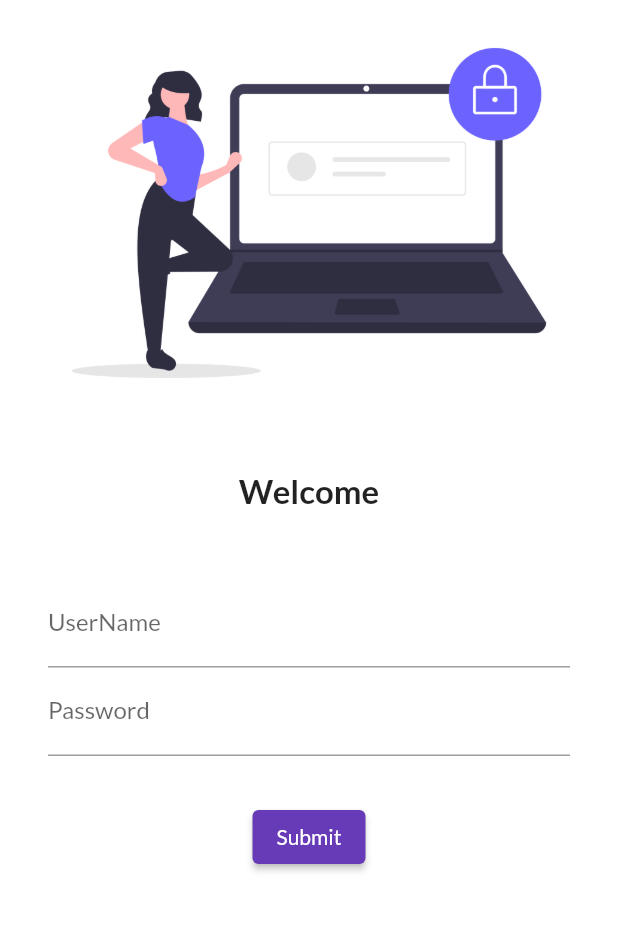
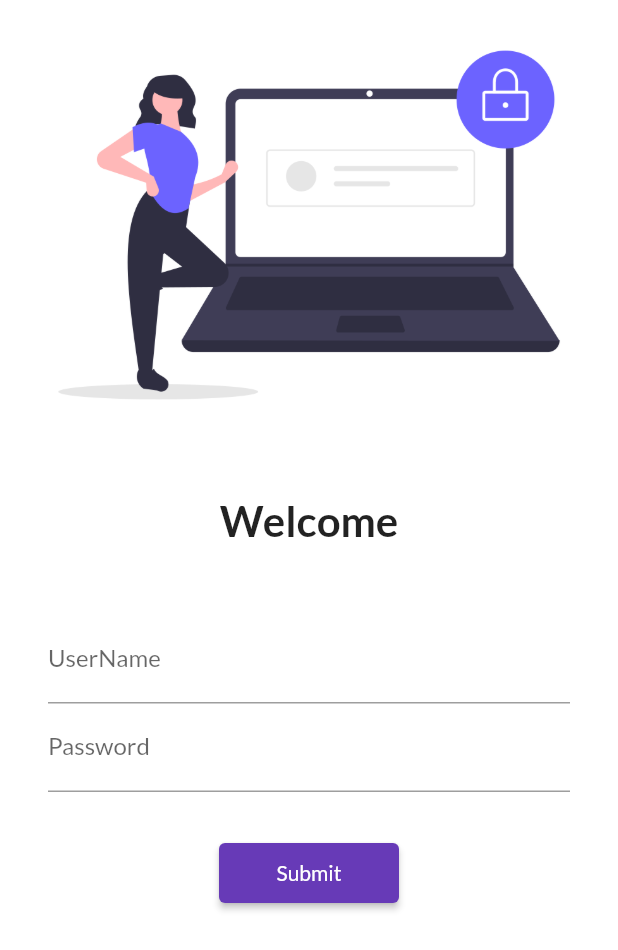
Before and after one commit to akshatgarg2829/flutter-app, a Flutter app: the screen it shows after launch, after a tap on "Submit", on a phone screen of 412 x 824 dp. Shown: the top 950 px of the screen. Run offline on Flutter 3.47's test engine with Material 2 defaults, Android fonts, the phone set to English and light mode, and no system bars; our stand-ins replace google_fonts.

Commit message:
day_5 completed

```diff
--- a/lib/pages/login_page.dart
+++ b/lib/pages/login_page.dart
@@ -1,22 +1,26 @@
 // ignore_for_file: prefer_const_constructors
 
 import 'package:flutter/material.dart';
+
+import '../utils/routes.dart';
 
 class LoginPage extends StatelessWidget {
   @override
   Widget build(BuildContext context) {
     return Material(
       color: Colors.white,
+      child: SingleChildScrollView(
         child: Column(
           children: [
             Image.asset(
               "assets/images/login_pages.png",
               fit: BoxFit.cover,
+              height: 300,
             ),
             SizedBox(height: 30.0),
             Text(
               "Welcome",
-            style: TextStyle(fontSize: 22, fontWeight: FontWeight.bold),
+              style: TextStyle(fontSize: 28, fontWeight: FontWeight.bold),
             ),
             SizedBox(height: 30.0),
             Padding(
@@ -38,9 +42,9 @@ class LoginPage extends StatelessWidget {
                   SizedBox(height: 30.0),
                   ElevatedButton(
                     child: Text("Submit"),
-                  style: TextButton.styleFrom(),
+                    style: TextButton.styleFrom(minimumSize: Size(120, 40)),
                     onPressed: () {
-                    print("Hii Akshat");
+                      Navigator.pushNamed(context, MyRoutes.homeRoute);
                     },
                   )
                 ],
@@ -48,6 +52,7 @@ class LoginPage extends StatelessWidget {
             )
           ],
         ),
+      ),
     );
   }
 }
```
Lines whose indentation alone changed are shown as unchanged.
